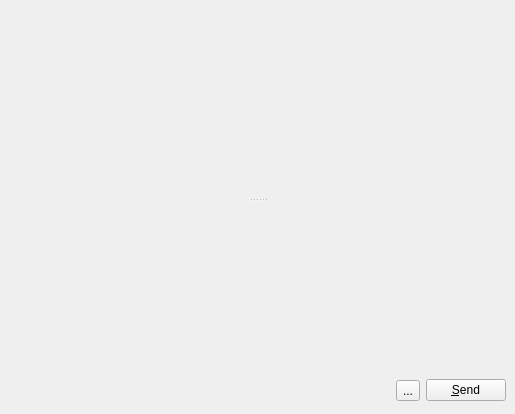
Qt form widgets/chatwidget.ui (xmpp-graveyard/jabbim) before a commit.
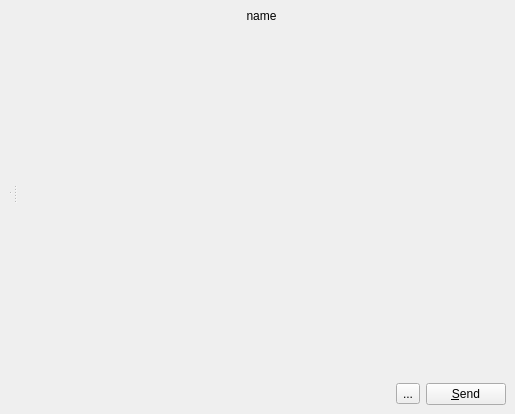
The same form after that commit. Icons and pictures are not drawn.

Commit message: bocni panel v normalnim chatu

```diff
--- a/widgets/chatwidget.ui
+++ b/widgets/chatwidget.ui
@@ -22,27 +22,98 @@
    <property name="spacing" >
     <number>6</number>
    </property>
-   <item row="2" column="0" >
-    <widget class="QLabel" name="chatstate" >
-     <property name="text" >
-      <string/>
-     </property>
-    </widget>
-   </item>
-   <item row="2" column="1" >
+   <item row="1" column="1" >
     <spacer>
      <property name="orientation" >
       <enum>Qt::Horizontal</enum>
      </property>
      <property name="sizeHint" >
       <size>
-       <width>311</width>
-       <height>29</height>
+       <width>71</width>
+       <height>20</height>
       </size>
      </property>
     </spacer>
    </item>
-   <item row="2" column="2" >
+   <item row="1" column="0" >
+    <widget class="QLabel" name="chatstate" >
+     <property name="text" >
+      <string/>
+     </property>
+    </widget>
+   </item>
+   <item row="0" column="0" colspan="3" >
+    <widget class="QSplitter" name="splitter_2" >
+     <property name="orientation" >
+      <enum>Qt::Horizontal</enum>
+     </property>
+     <widget class="QSplitter" name="splitter" >
+      <property name="orientation" >
+       <enum>Qt::Vertical</enum>
+      </property>
+      <widget class="QWidget" native="1" name="viewWidget" >
+       <property name="minimumSize" >
+        <size>
+         <width>0</width>
+         <height>10</height>
+        </size>
+       </property>
+      </widget>
+      <widget class="QWidget" native="1" name="lineWidget" >
+       <property name="minimumSize" >
+        <size>
+         <width>0</width>
+         <height>10</height>
+        </size>
+       </property>
+      </widget>
+     </widget>
+     <widget class="QWidget" name="" >
+      <layout class="QVBoxLayout" >
+       <property name="margin" >
+        <number>0</number>
+       </property>
+       <property name="spacing" >
+        <number>6</number>
+       </property>
+       <item>
+        <widget class="QLabel" name="label" >
+         <property name="text" >
+          <string>name</string>
+         </property>
+         <property name="alignment" >
+          <set>Qt::AlignCenter</set>
+         </property>
+        </widget>
+       </item>
+       <item>
+        <widget class="QLabel" name="avatar" >
+         <property name="text" >
+          <string/>
+         </property>
+         <property name="alignment" >
+          <set>Qt::AlignCenter</set>
+         </property>
+        </widget>
+       </item>
+       <item>
+        <spacer>
+         <property name="orientation" >
+          <enum>Qt::Vertical</enum>
+         </property>
+         <property name="sizeHint" >
+          <size>
+           <width>20</width>
+           <height>221</height>
+          </size>
+         </property>
+        </spacer>
+       </item>
+      </layout>
+     </widget>
+    </widget>
+   </item>
+   <item row="1" column="2" >
     <layout class="QHBoxLayout" >
      <property name="margin" >
       <number>0</number>
@@ -75,59 +146,6 @@
      </item>
     </layout>
    </item>
-   <item row="0" column="0" colspan="3" >
-    <layout class="QHBoxLayout" >
-     <property name="margin" >
-      <number>0</number>
-     </property>
-     <property name="spacing" >
-      <number>6</number>
-     </property>
-     <item>
-      <widget class="QLabel" name="label" >
-       <property name="text" >
-        <string/>
-       </property>
-      </widget>
-     </item>
-     <item>
-      <widget class="QLabel" name="avatar" >
-       <property name="maximumSize" >
-        <size>
-         <width>32</width>
-         <height>32</height>
-        </size>
-       </property>
-       <property name="text" >
-        <string/>
-       </property>
-      </widget>
-     </item>
-    </layout>
-   </item>
-   <item row="1" column="0" colspan="3" >
-    <widget class="QSplitter" name="splitter" >
-     <property name="orientation" >
-      <enum>Qt::Vertical</enum>
-     </property>
-     <widget class="QWidget" native="1" name="viewWidget" >
-      <property name="minimumSize" >
-       <size>
-        <width>0</width>
-        <height>10</height>
-       </size>
-      </property>
-     </widget>
-     <widget class="QWidget" native="1" name="lineWidget" >
-      <property name="minimumSize" >
-       <size>
-        <width>0</width>
-        <height>10</height>
-       </size>
-      </property>
-     </widget>
-    </widget>
-   </item>
   </layout>
  </widget>
  <resources/>
```
The commit also changes 3 other files.
